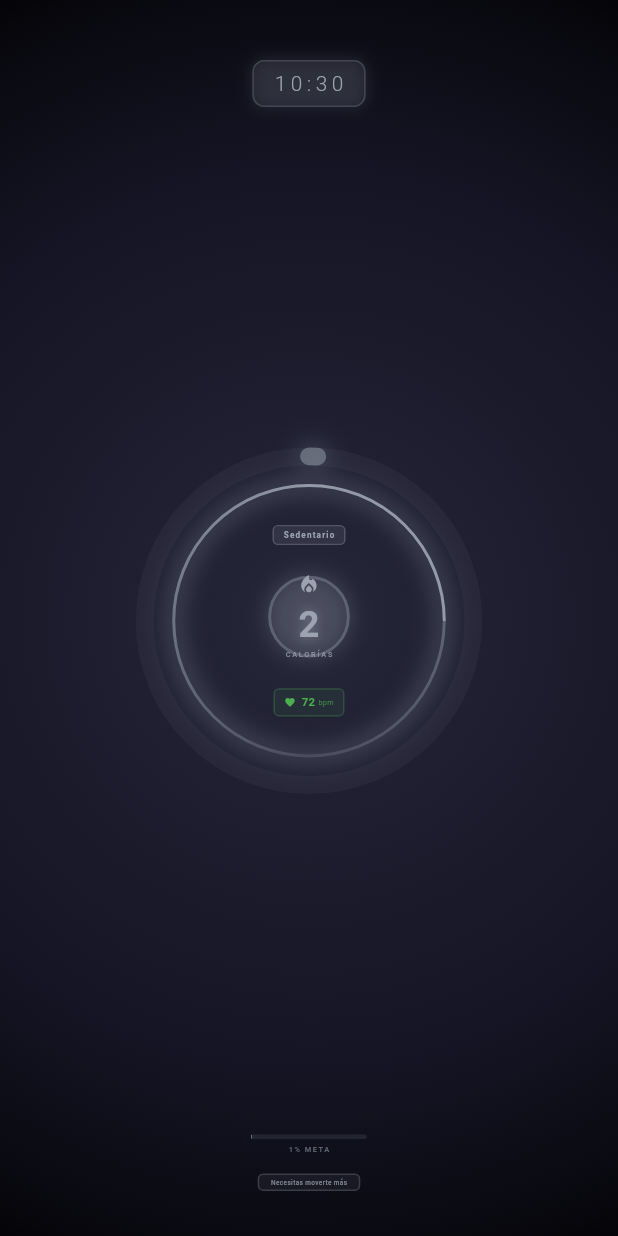
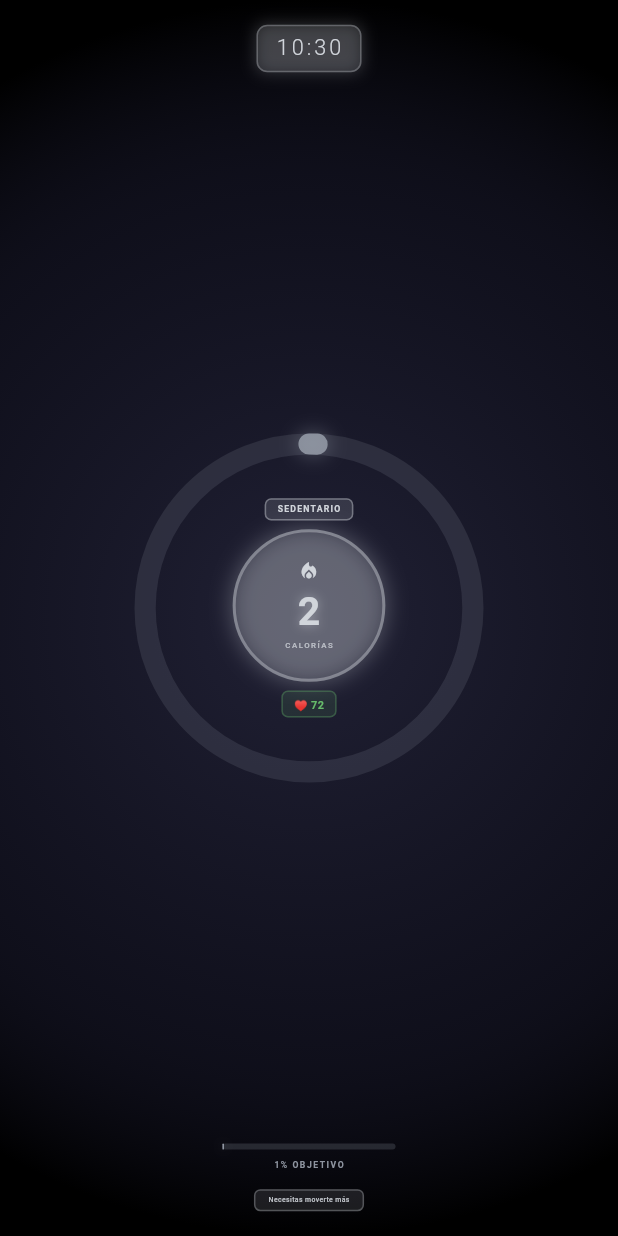
Before and after one commit to luisHidalgo-git/calorias, a Flutter app: the screen it shows after launch, on a phone screen of 412 x 824 dp. Run offline on Flutter 3.47's test engine with Material 3 defaults, Android fonts, the phone set to English and light mode, and no system bars.

Commit message:
mejor diseño

```diff
--- a/lib/screens/watch_face_screen.dart
+++ b/lib/screens/watch_face_screen.dart
@@ -29,16 +29,16 @@ class _WatchFaceScreenState extends State<WatchFaceScreen>
     super.initState();
 
     _pulseController = AnimationController(
-      duration: Duration(milliseconds: 1000),
+      duration: Duration(milliseconds: 1500),
       vsync: this,
     )..repeat(reverse: true);
 
     _backgroundController = AnimationController(
-      duration: Duration(milliseconds: 3000),
+      duration: Duration(milliseconds: 2000),
       vsync: this,
     );
 
-    _pulseAnimation = Tween<double>(begin: 0.98, end: 1.02).animate(
+    _pulseAnimation = Tween<double>(begin: 0.99, end: 1.01).animate(
       CurvedAnimation(parent: _pulseController, curve: Curves.easeInOut),
     );
 
@@ -75,14 +75,18 @@ class _WatchFaceScreenState extends State<WatchFaceScreen>
   @override
   Widget build(BuildContext context) {
     final screenSize = MediaQuery.of(context).size;
-    final watchSize = math.min(screenSize.width, screenSize.height) * 0.75;
+    final screenHeight = screenSize.height;
+    final screenWidth = screenSize.width;
+    final watchSize = math.min(screenWidth, screenHeight) * 0.7;
+
     final backgroundColor = ColorUtils.getBackgroundColor(fitnessData.calories);
     final progressColor = ColorUtils.getProgressColor(fitnessData.calories);
     final accentColor = ColorUtils.getAccentColor(fitnessData.calories);
 
     return Scaffold(
       backgroundColor: Colors.black,
-      body: AnimatedBuilder(
+      body: SafeArea(
+        child: AnimatedBuilder(
           animation: _backgroundAnimation,
           builder: (context, child) {
             return Container(
@@ -91,32 +95,33 @@ class _WatchFaceScreenState extends State<WatchFaceScreen>
               decoration: BoxDecoration(
                 gradient: RadialGradient(
                   center: Alignment.center,
-                radius: 1.2,
+                  radius: 1.0,
                   colors: [
                     Color.lerp(
                       backgroundColor,
                       accentColor,
-                    _backgroundAnimation.value * 0.15,
+                      _backgroundAnimation.value * 0.08,
                     )!,
-                  backgroundColor.withOpacity(0.8),
+                    backgroundColor.withOpacity(0.6),
                     Colors.black,
                   ],
-                stops: [0.0, 0.6, 1.0],
+                  stops: [0.0, 0.7, 1.0],
                 ),
               ),
+              child: Padding(
+                padding: EdgeInsets.symmetric(
+                  horizontal: screenWidth * 0.05,
+                  vertical: screenHeight * 0.02,
+                ),
                 child: Column(
+                  mainAxisAlignment: MainAxisAlignment.spaceEvenly,
                   children: [
                     // Hora en la parte superior
-                Container(
-                  margin: EdgeInsets.only(top: 40),
-                  child: TimeDisplay(
-                    watchSize: watchSize,
-                    accentColor: accentColor,
-                  ),
-                ),
+                    TimeDisplay(watchSize: watchSize, accentColor: accentColor),
 
-                // Espacio flexible
-                Expanded(
+                    // Área principal del reloj
+                    Flexible(
+                      flex: 3,
                       child: Center(
                         child: AnimatedBuilder(
                           animation: _pulseAnimation,
@@ -134,16 +139,8 @@ class _WatchFaceScreenState extends State<WatchFaceScreen>
                                           fitnessData.calories /
                                           fitnessData.dailyCaloriesGoal,
                                       color: progressColor,
-                                  strokeWidth: 12,
-                                  radius: watchSize * 0.38,
-                                ),
-
-                                // Anillo interior decorativo
-                                ProgressRing(
-                                  progress: 1.0,
-                                  color: accentColor.withOpacity(0.12),
-                                  strokeWidth: 2,
-                                  radius: watchSize * 0.3,
+                                      strokeWidth: 14,
+                                      radius: watchSize * 0.4,
                                     ),
 
                                     // Contenido central
@@ -161,20 +158,19 @@ class _WatchFaceScreenState extends State<WatchFaceScreen>
                     ),
 
                     // Información inferior
-                Container(
-                  margin: EdgeInsets.only(bottom: 30),
-                  child: Column(
+                    Column(
                       children: [
                         _buildProgressIndicator(watchSize, progressColor),
-                      SizedBox(height: 12),
+                        SizedBox(height: screenHeight * 0.015),
                         _buildActivityDescription(watchSize, accentColor),
                       ],
                     ),
+                  ],
                 ),
-              ],
               ),
             );
           },
+        ),
       ),
     );
   }
@@ -185,8 +181,8 @@ class _WatchFaceScreenState extends State<WatchFaceScreen>
     return Column(
       children: [
         Container(
-          width: watchSize * 0.25,
-          height: 3,
+          width: watchSize * 0.4,
+          height: 4,
           decoration: BoxDecoration(
             borderRadius: BorderRadius.circular(2),
             color: color.withOpacity(0.2),
@@ -199,17 +195,17 @@ class _WatchFaceScreenState extends State<WatchFaceScreen>
                 borderRadius: BorderRadius.circular(2),
                 color: color,
                 boxShadow: [
-                  BoxShadow(color: color.withOpacity(0.5), blurRadius: 4),
+                  BoxShadow(color: color.withOpacity(0.4), blurRadius: 6),
                 ],
               ),
             ),
           ),
         ),
-        SizedBox(height: 4),
+        SizedBox(height: 6),
         Text(
-          '${(progress * 100).toStringAsFixed(0)}% META',
+          '${(progress * 100).toStringAsFixed(0)}% OBJETIVO',
           style: TextStyle(
-            fontSize: watchSize * 0.016,
+            fontSize: watchSize * 0.02,
             color: color.withOpacity(0.9),
             fontWeight: FontWeight.w600,
             letterSpacing: 1.0,
@@ -224,19 +220,19 @@ class _WatchFaceScreenState extends State<WatchFaceScreen>
 
     return Container(
       padding: EdgeInsets.symmetric(
-        horizontal: watchSize * 0.025,
-        vertical: watchSize * 0.006,
+        horizontal: watchSize * 0.03,
+        vertical: watchSize * 0.01,
       ),
       decoration: BoxDecoration(
-        borderRadius: BorderRadius.circular(watchSize * 0.012),
-        color: accentColor.withOpacity(0.08),
-        border: Border.all(color: accentColor.withOpacity(0.25), width: 1),
+        borderRadius: BorderRadius.circular(watchSize * 0.015),
+        color: accentColor.withOpacity(0.12),
+        border: Border.all(color: accentColor.withOpacity(0.3), width: 1),
       ),
       child: Text(
         description,
         style: TextStyle(
-          fontSize: watchSize * 0.014,
-          color: accentColor.withOpacity(0.8),
+          fontSize: watchSize * 0.016,
+          color: accentColor.withOpacity(0.9),
           fontWeight: FontWeight.w500,
         ),
       ),
--- a/lib/utils/color_utils.dart
+++ b/lib/utils/color_utils.dart
@@ -1,84 +1,84 @@
 import 'package:flutter/material.dart';
 
 class ColorUtils {
-  // Colores más realistas basados en niveles de actividad física
+  // Colores más suaves y legibles
   static Color getBackgroundColor(double calories) {
     if (calories < 50) {
-      // Muy poca actividad - gris azulado (sedentario)
+      // Muy poca actividad - gris azulado oscuro
       return Color(0xFF1A1A2E);
     } else if (calories < 100) {
       // Actividad ligera - azul oscuro
       return Color(0xFF16213E);
     } else if (calories < 150) {
-      // Actividad moderada - verde oscuro
+      // Actividad moderada - azul medio
       return Color(0xFF0F3460);
     } else if (calories < 200) {
-      // Buena actividad - verde medio
+      // Buena actividad - verde azulado
       return Color(0xFF1B4332);
     } else if (calories < 250) {
-      // Excelente actividad - verde vibrante
+      // Excelente actividad - verde oscuro
       return Color(0xFF2D6A4F);
     } else {
-      // Meta alcanzada - dorado/verde brillante
+      // Meta alcanzada - verde medio
       return Color(0xFF40916C);
     }
   }
 
   static Color getAccentColor(double calories) {
     if (calories < 50) {
-      // Sedentario - gris claro
-      return Color(0xFF9CA3AF);
+      // Sedentario - gris claro suave
+      return Color(0xFFD1D5DB);
     } else if (calories < 100) {
       // Ligero - azul suave
+      return Color(0xFF93C5FD);
+    } else if (calories < 150) {
+      // Moderado - azul claro
       return Color(0xFF60A5FA);
-    } else if (calories < 150) {
-      // Moderado - amarillo suave
-      return Color(0xFFFBBF24);
     } else if (calories < 200) {
-      // Bueno - verde claro
+      // Bueno - verde suave
+      return Color(0xFF86EFAC);
+    } else if (calories < 250) {
+      // Excelente - verde claro
+      return Color(0xFF6EE7B7);
+    } else {
+      // Meta - verde brillante suave
       return Color(0xFF34D399);
-    } else if (calories < 250) {
-      // Excelente - verde brillante
-      return Color(0xFF10B981);
-    } else {
-      // Meta - dorado brillante
-      return Color(0xFFF59E0B);
     }
   }
 
   static Color getProgressColor(double calories) {
     if (calories < 50) {
-      // Sedentario - gris
-      return Color(0xFF6B7280);
+      // Sedentario - gris medio
+      return Color(0xFF9CA3AF);
     } else if (calories < 100) {
-      // Ligero - azul
+      // Ligero - azul medio
+      return Color(0xFF60A5FA);
+    } else if (calories < 150) {
+      // Moderado - azul
       return Color(0xFF3B82F6);
-    } else if (calories < 150) {
-      // Moderado - amarillo/naranja
-      return Color(0xFFF97316);
     } else if (calories < 200) {
-      // Bueno - verde
+      // Bueno - verde medio
       return Color(0xFF22C55E);
     } else if (calories < 250) {
-      // Excelente - verde intenso
+      // Excelente - verde
       return Color(0xFF16A34A);
     } else {
-      // Meta - dorado
-      return Color(0xFFEAB308);
+      // Meta - verde brillante
+      return Color(0xFF10B981);
     }
   }
 
   static String getMotivationalText(double calories) {
     if (calories < 50) {
-      return "Sedentario";
+      return "SEDENTARIO";
     } else if (calories < 100) {
-      return "Ligero";
+      return "LIGERO";
     } else if (calories < 150) {
-      return "Moderado";
+      return "MODERADO";
     } else if (calories < 200) {
-      return "Activo";
+      return "ACTIVO";
     } else if (calories < 250) {
-      return "Muy Activo";
+      return "MUY ACTIVO";
     } else {
       return "¡META!";
     }
@@ -108,13 +108,13 @@ class ColorUtils {
     } else if (calories < 100) {
       return Color(0xFFDBEAFE);
     } else if (calories < 150) {
-      return Color(0xFFFEF3C7);
+      return Color(0xFFDDEAFE);
     } else if (calories < 200) {
       return Color(0xFFD1FAE5);
     } else if (calories < 250) {
       return Color(0xFFDCFCE7);
     } else {
-      return Color(0xFFFEF3C7);
+      return Color(0xFFD1FAE5);
     }
   }
 }
--- a/lib/widgets/center_content.dart
+++ b/lib/widgets/center_content.dart
@@ -26,18 +26,18 @@ class CenterContent extends StatelessWidget {
           // Nivel de actividad
           Container(
             padding: EdgeInsets.symmetric(
-              horizontal: watchSize * 0.02,
-              vertical: watchSize * 0.006,
+              horizontal: watchSize * 0.025,
+              vertical: watchSize * 0.008,
             ),
             decoration: BoxDecoration(
-              borderRadius: BorderRadius.circular(watchSize * 0.012),
-              color: accentColor.withOpacity(0.12),
-              border: Border.all(color: accentColor.withOpacity(0.3), width: 1),
+              borderRadius: BorderRadius.circular(watchSize * 0.015),
+              color: accentColor.withOpacity(0.15),
+              border: Border.all(color: accentColor.withOpacity(0.4), width: 1),
             ),
             child: Text(
               motivationalText,
               style: TextStyle(
-                fontSize: watchSize * 0.018,
+                fontSize: watchSize * 0.02,
                 color: accentColor,
                 fontWeight: FontWeight.w600,
                 letterSpacing: 0.8,
@@ -45,28 +45,26 @@ class CenterContent extends StatelessWidget {
             ),
           ),
 
-          SizedBox(height: watchSize * 0.025),
+          SizedBox(height: watchSize * 0.02),
 
           // Contador principal de calorías
           Container(
-            padding: EdgeInsets.all(watchSize * 0.03),
+            width: watchSize * 0.35,
+            height: watchSize * 0.35,
             decoration: BoxDecoration(
               shape: BoxShape.circle,
-              color: accentColor.withOpacity(0.08),
-              border: Border.all(
-                color: accentColor.withOpacity(0.35),
-                width: 2,
-              ),
+              color: accentColor.withOpacity(0.12),
+              border: Border.all(color: accentColor.withOpacity(0.4), width: 2),
               boxShadow: [
                 BoxShadow(
-                  color: accentColor.withOpacity(0.25),
+                  color: accentColor.withOpacity(0.3),
                   blurRadius: 12,
                   spreadRadius: 1,
                 ),
               ],
             ),
             child: Column(
-              mainAxisSize: MainAxisSize.min,
+              mainAxisAlignment: MainAxisAlignment.center,
               children: [
                 Icon(
                   Icons.local_fire_department,
@@ -77,7 +75,7 @@ class CenterContent extends StatelessWidget {
                 Text(
                   fitnessData.calories.toStringAsFixed(0),
                   style: TextStyle(
-                    fontSize: watchSize * 0.08,
+                    fontSize: watchSize * 0.09,
                     fontWeight: FontWeight.bold,
                     color: accentColor,
                     shadows: [
@@ -91,9 +89,9 @@ class CenterContent extends StatelessWidget {
                 Text(
                   'CALORÍAS',
                   style: TextStyle(
-                    fontSize: watchSize * 0.016,
+                    fontSize: watchSize * 0.018,
                     color: accentColor.withOpacity(0.8),
-                    letterSpacing: 1.2,
+                    letterSpacing: 1.0,
                     fontWeight: FontWeight.w500,
                   ),
                 ),
@@ -101,48 +99,29 @@ class CenterContent extends StatelessWidget {
             ),
           ),
 
-          SizedBox(height: watchSize * 0.025),
+          SizedBox(height: watchSize * 0.02),
 
-          // Ritmo cardíaco
+          // Ritmo cardíaco - simplificado
           Container(
             padding: EdgeInsets.symmetric(
-              horizontal: watchSize * 0.02,
+              horizontal: watchSize * 0.025,
               vertical: watchSize * 0.01,
             ),
             decoration: BoxDecoration(
-              borderRadius: BorderRadius.circular(watchSize * 0.012),
-              color: _getHeartRateColor().withOpacity(0.08),
+              borderRadius: BorderRadius.circular(watchSize * 0.015),
+              color: _getHeartRateColor().withOpacity(0.12),
               border: Border.all(
-                color: _getHeartRateColor().withOpacity(0.25),
+                color: _getHeartRateColor().withOpacity(0.3),
                 width: 1,
               ),
             ),
-            child: Row(
-              mainAxisSize: MainAxisSize.min,
-              children: [
-                Icon(
-                  Icons.favorite,
-                  color: _getHeartRateColor(),
-                  size: watchSize * 0.025,
-                ),
-                SizedBox(width: 4),
-                Text(
-                  '${fitnessData.heartRate}',
-                  style: TextStyle(
-                    fontSize: watchSize * 0.025,
-                    fontWeight: FontWeight.w600,
-                    color: _getHeartRateColor(),
-                  ),
-                ),
-                SizedBox(width: 2),
-                Text(
-                  'bpm',
-                  style: TextStyle(
-                    fontSize: watchSize * 0.016,
-                    color: _getHeartRateColor().withOpacity(0.7),
-                  ),
-                ),
-              ],
+            child: Text(
+              '♥ ${fitnessData.heartRate}',
+              style: TextStyle(
+                fontSize: watchSize * 0.025,
+                fontWeight: FontWeight.w600,
+                color: _getHeartRateColor(),
+              ),
             ),
           ),
         ],
@@ -152,11 +131,11 @@ class CenterContent extends StatelessWidget {
 
   Color _getHeartRateColor() {
     if (fitnessData.heartRate < 80) {
-      return Colors.green;
+      return Colors.green.shade400;
     } else if (fitnessData.heartRate < 100) {
-      return Colors.orange;
+      return Colors.orange.shade400;
     } else {
-      return Colors.red;
+      return Colors.red.shade400;
     }
   }
 }
--- a/lib/widgets/progress_ring.dart
+++ b/lib/widgets/progress_ring.dart
@@ -28,7 +28,7 @@ class _ProgressRingState extends State<ProgressRing>
   void initState() {
     super.initState();
     _animationController = AnimationController(
-      duration: Duration(milliseconds: 2000),
+      duration: Duration(milliseconds: 2500),
       vsync: this,
     );
     _updateAnimation();
@@ -95,9 +95,9 @@ class ProgressRingPainter extends CustomPainter {
     final center = Offset(size.width / 2, size.height / 2);
     final radius = (size.width - strokeWidth) / 2;
 
-    // Background circle
+    // Background circle - más sutil
     final backgroundPaint = Paint()
-      ..color = color.withOpacity(0.1)
+      ..color = color.withOpacity(0.15)
       ..strokeWidth = strokeWidth
       ..style = PaintingStyle.stroke
       ..strokeCap = StrokeCap.round;
@@ -110,7 +110,11 @@ class ProgressRingPainter extends CustomPainter {
         ..shader = SweepGradient(
           startAngle: -math.pi / 2,
           endAngle: -math.pi / 2 + (2 * math.pi * progress),
-          colors: [color.withOpacity(0.6), color, color.withOpacity(0.9)],
+          colors: [
+            color.withOpacity(0.7),
+            color,
+            color.withOpacity(0.8)
+          ],
         ).createShader(Rect.fromCircle(center: center, radius: radius))
         ..strokeWidth = strokeWidth
         ..style = PaintingStyle.stroke
@@ -125,13 +129,13 @@ class ProgressRingPainter extends CustomPainter {
         progressPaint,
       );
 
-      // Glow effect
+      // Glow effect más suave
       final glowPaint = Paint()
-        ..color = color.withOpacity(0.4)
-        ..strokeWidth = strokeWidth + 6
+        ..color = color.withOpacity(0.3)
+        ..strokeWidth = strokeWidth + 4
         ..style = PaintingStyle.stroke
         ..strokeCap = StrokeCap.round
-        ..maskFilter = MaskFilter.blur(BlurStyle.normal, 8);
+        ..maskFilter = MaskFilter.blur(BlurStyle.normal, 6);
 
       canvas.drawArc(
         Rect.fromCircle(center: center, radius: radius),
--- a/lib/widgets/time_display.dart
+++ b/lib/widgets/time_display.dart
@@ -19,11 +19,11 @@ class TimeDisplay extends StatelessWidget {
       ),
       decoration: BoxDecoration(
         borderRadius: BorderRadius.circular(watchSize * 0.025),
-        color: accentColor.withOpacity(0.08),
-        border: Border.all(color: accentColor.withOpacity(0.25), width: 1),
+        color: accentColor.withOpacity(0.12),
+        border: Border.all(color: accentColor.withOpacity(0.3), width: 1),
         boxShadow: [
           BoxShadow(
-            color: accentColor.withOpacity(0.15),
+            color: accentColor.withOpacity(0.2),
             blurRadius: 8,
             spreadRadius: 1,
           ),
@@ -36,10 +36,10 @@ class TimeDisplay extends StatelessWidget {
           return Text(
             '${now.hour.toString().padLeft(2, '0')}:${now.minute.toString().padLeft(2, '0')}',
             style: TextStyle(
-              fontSize: watchSize * 0.045,
+              fontSize: watchSize * 0.05,
               fontWeight: FontWeight.w300,
               color: accentColor,
-              letterSpacing: 3.0,
+              letterSpacing: 2.0,
             ),
           );
         },
```
Lines whose indentation alone changed are shown as unchanged.
